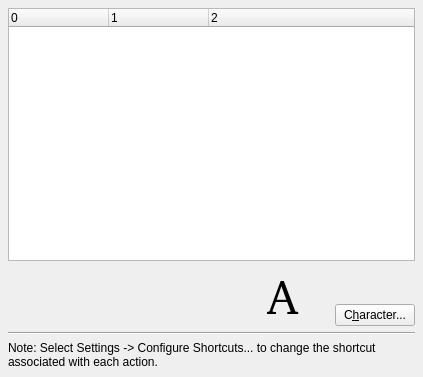
Before: the Qt Designer form src/prefcharacterbase.ui in KDE/kwordquiz, drawn with Qt 5.
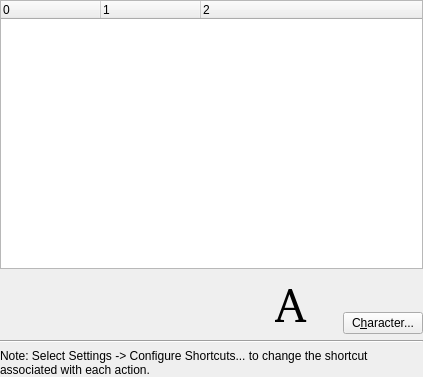
After: the same form once the commit is applied.

The edit to the form file:
```diff
--- a/src/prefcharacterbase.ui
+++ b/src/prefcharacterbase.ui
@@ -20,7 +20,7 @@
   </property>
   <layout class="QGridLayout" >
    <property name="margin" >
-    <number>8</number>
+    <number>0</number>
    </property>
    <property name="spacing" >
     <number>6</number>
@@ -196,8 +196,6 @@
    </item>
   </layout>
  </widget>
- <layoutdefault spacing="6" margin="11" />
- <pixmapfunction>qPixmapFromMimeSource</pixmapfunction>
  <tabstops>
   <tabstop>btnCharacter</tabstop>
  </tabstops>
```
Left out of the diff: 2 changed lines with no effect on the pictures.
